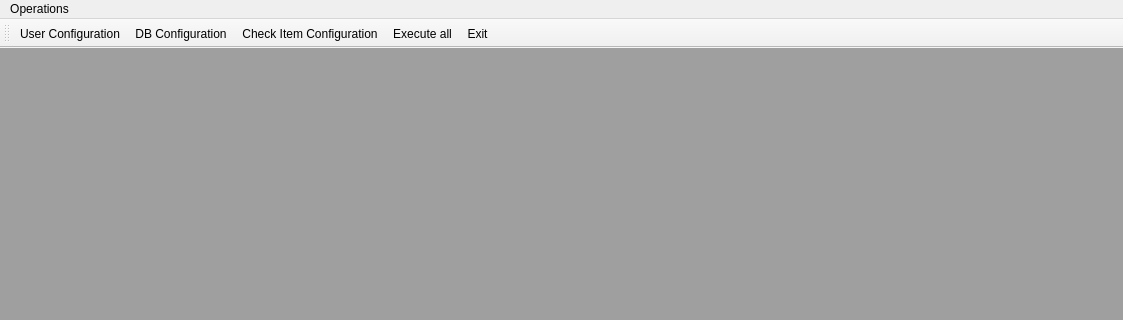
Qt form UI/mainwin.ui (wei17hao10/daily-check) before a commit; both pictures show x 0 to 1123 and y 0 to 320 of the 1123 by 804 pixel window.
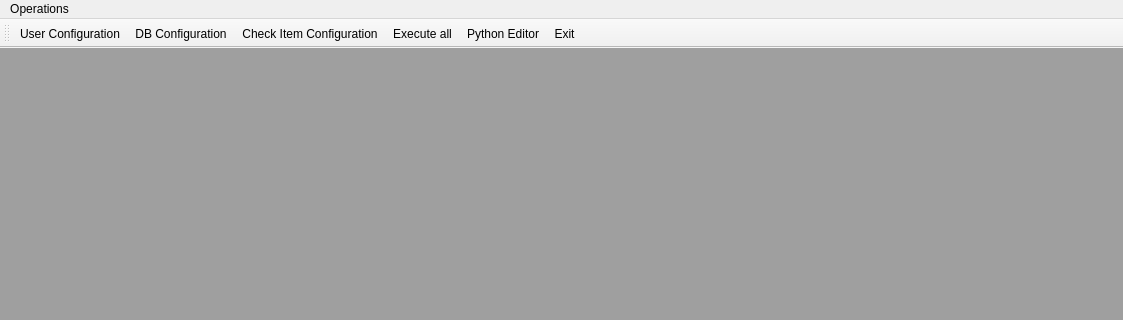
The same form after that commit. Icons and pictures are not drawn.

What changed in the file:
```diff
--- a/UI/mainwin.ui
+++ b/UI/mainwin.ui
@@ -13,6 +13,9 @@
   <property name="windowTitle">
    <string>Daily Check</string>
   </property>
+  <property name="styleSheet">
+   <string notr="true">font: 9pt &quot;Titillium Web&quot;;</string>
+  </property>
   <widget class="QWidget" name="centralwidget">
    <layout class="QHBoxLayout" name="horizontalLayout">
     <property name="spacing">
@@ -65,6 +68,9 @@
    <property name="windowTitle">
     <string>toolBar</string>
    </property>
+   <property name="styleSheet">
+    <string notr="true">font: 9pt &quot;Titillium Web&quot;;</string>
+   </property>
    <attribute name="toolBarArea">
     <enum>TopToolBarArea</enum>
    </attribute>
@@ -75,6 +81,7 @@
    <addaction name="actionDB_Config"/>
    <addaction name="actionCheck_Item_Config"/>
    <addaction name="actionExecute_all"/>
+   <addaction name="actionPythonEditor"/>
    <addaction name="actionExit"/>
   </widget>
   <action name="actionUser_Config">
@@ -158,6 +165,18 @@
     <string>Execute one</string>
    </property>
   </action>
+  <action name="actionPythonEditor">
+   <property name="icon">
+    <iconset>
+     <normaloff>../images/python.png</normaloff>../images/python.png</iconset>
+   </property>
+   <property name="text">
+    <string>Python Editor</string>
+   </property>
+   <property name="toolTip">
+    <string>Python Editor</string>
+   </property>
+  </action>
  </widget>
  <resources/>
  <connections/>
```
Left out of the diff: 3 changed lines with no effect on the pictures.
